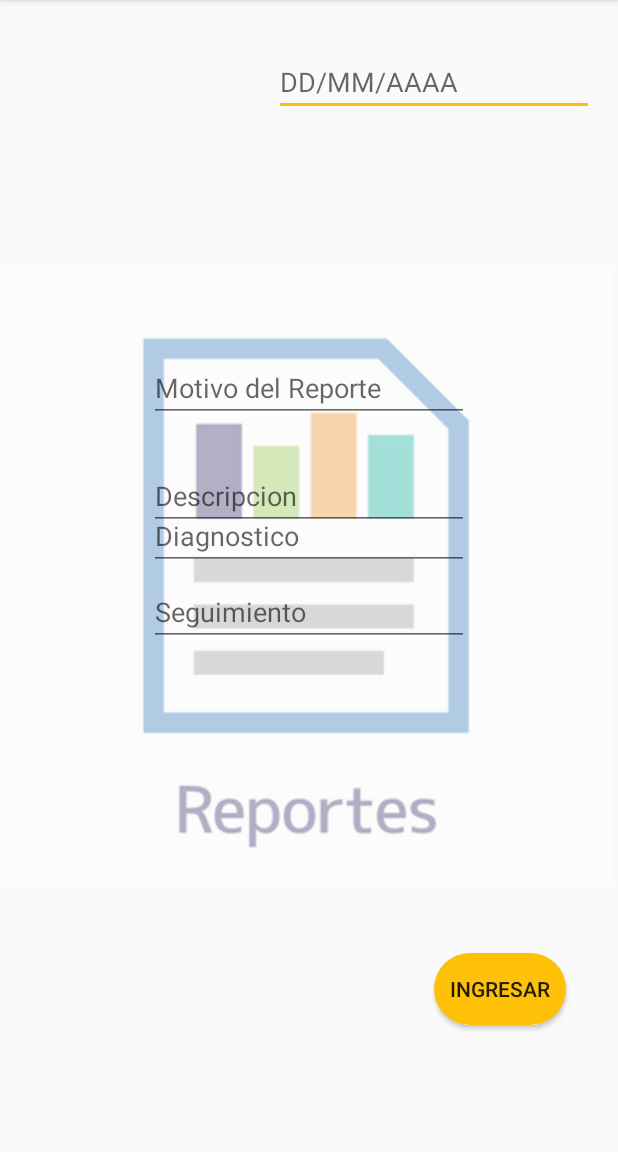
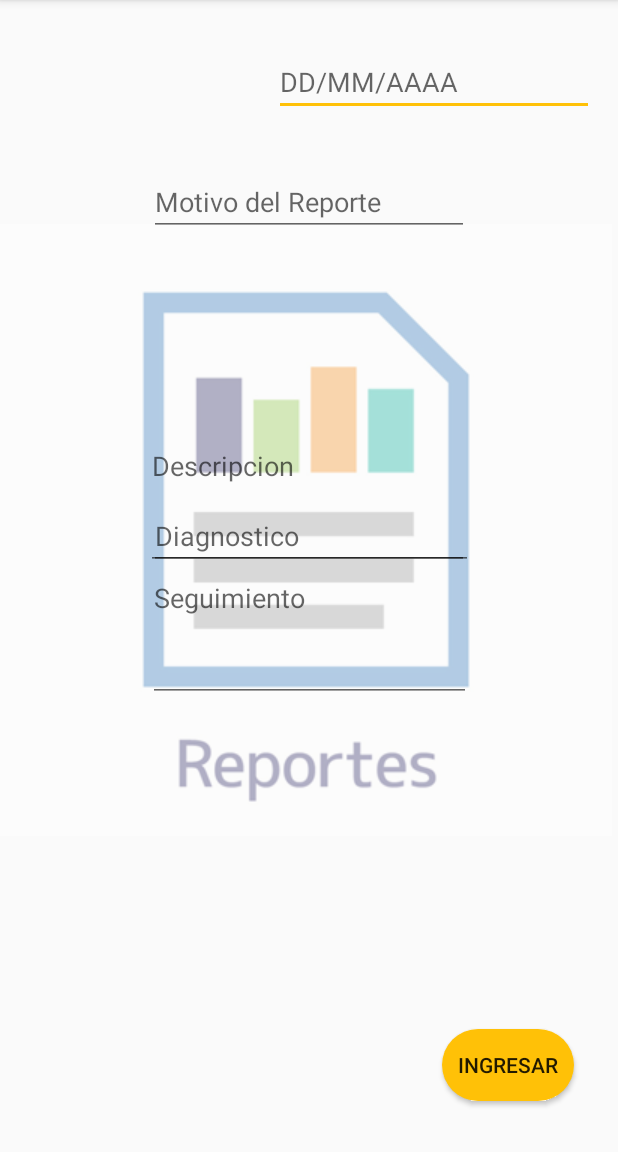
Before and after one commit to AetherStark/TrabajoSocialKotlin, an Android app: the Activity_Reportes screen opened directly, with no data from a screen before it, on a phone screen of 412 x 824 dp, the part 84-1236 px from its top. Run offline under Robolectric (Android 15) with nearby library versions, the phone set to English and light mode, and no system bars; our stand-ins replace Volley; network calls fail.

Commit message:
APP TOTALMENTE IMPLEMENTADAS

```diff
--- a/app/build.gradle
+++ b/app/build.gradle
@@ -8,7 +8,7 @@ android {
     compileSdkVersion 29
     buildToolsVersion "29.0.2"
     defaultConfig {
-        applicationId "com.example.myproyectofinal"
+        applicationId "com.example.MyProyectoFinal"
         minSdkVersion 21
         targetSdkVersion 29
         versionCode 1
--- a/app/src/main/java/com/example/myproyectofinal/Adress.kt
+++ b/app/src/main/java/com/example/myproyectofinal/Adress.kt
@@ -3,6 +3,6 @@ package com.example.myproyectofinal
 class Adress {
 
     companion object{
-        val IP = "http://192.168.1.76/"
+        val IP = "http://192.168.1.107/"
     }
 }
--- a/app/src/main/res/layout/activity__reportes.xml
+++ b/app/src/main/res/layout/activity__reportes.xml
@@ -15,10 +15,11 @@
         app:layout_constraintHorizontal_bias="0.0"
         app:layout_constraintStart_toStartOf="parent"
         app:layout_constraintTop_toTopOf="parent"
+        app:layout_constraintVertical_bias="0.415"
         app:srcCompat="@drawable/imaaa" />
 
     <EditText
-        android:id="@+id/editText"
+        android:id="@+id/etFecha"
         android:layout_width="wrap_content"
         android:layout_height="wrap_content"
         android:ems="10"
@@ -32,7 +33,21 @@
         app:layout_constraintVertical_bias="0.044" />
 
     <EditText
-        android:id="@+id/editText2"
+        android:id="@+id/etMotivo"
+        android:layout_width="wrap_content"
+        android:layout_height="wrap_content"
+        android:layout_marginTop="112dp"
+        android:ems="10"
+        android:hint="Motivo del Reporte"
+        android:inputType="textPersonName"
+        app:layout_constraintBottom_toTopOf="@+id/editText2"
+        app:layout_constraintEnd_toEndOf="parent"
+        app:layout_constraintStart_toStartOf="parent"
+        app:layout_constraintTop_toTopOf="parent"
+        app:layout_constraintVertical_bias="0.815" />
+
+    <EditText
+        android:id="@+id/etDiag"
         android:layout_width="wrap_content"
         android:layout_height="wrap_content"
         android:layout_marginBottom="388dp"
@@ -44,22 +59,9 @@
         app:layout_constraintStart_toStartOf="parent" />
 
     <EditText
-        android:id="@+id/editText4"
-        android:layout_width="wrap_content"
-        android:layout_height="wrap_content"
-        android:ems="10"
-        android:hint="Motivo del Reporte"
-        android:inputType="textPersonName"
-        app:layout_constraintBottom_toTopOf="@+id/editText2"
-        app:layout_constraintEnd_toEndOf="parent"
-        app:layout_constraintStart_toStartOf="parent"
-        app:layout_constraintTop_toTopOf="parent"
-        app:layout_constraintVertical_bias="0.815" />
-
-    <EditText
-        android:id="@+id/editText7"
-        android:layout_width="wrap_content"
-        android:layout_height="wrap_content"
+        android:id="@+id/etDescrip"
+        android:layout_width="218dp"
+        android:layout_height="92dp"
         android:ems="10"
         android:gravity="start|top"
         android:hint="Descripcion"
@@ -71,29 +73,30 @@
         app:layout_constraintVertical_bias="0.426" />
 
     <EditText
-        android:id="@+id/editText8"
-        android:layout_width="wrap_content"
-        android:layout_height="wrap_content"
-        android:layout_marginTop="32dp"
+        android:id="@+id/etSegui"
+        android:layout_width="215dp"
+        android:layout_height="92dp"
+        android:layout_marginTop="376dp"
         android:ems="10"
         android:gravity="start|top"
         android:hint="Seguimiento"
         android:inputType="textMultiLine"
         app:layout_constraintEnd_toEndOf="parent"
         app:layout_constraintStart_toStartOf="parent"
-        app:layout_constraintTop_toBottomOf="@+id/editText7" />
+        app:layout_constraintTop_toTopOf="parent" />
 
     <Button
         android:id="@+id/button4"
         android:layout_width="wrap_content"
         android:layout_height="wrap_content"
         android:background="@drawable/boton_redondo"
+        android:onClick="insertaReporte"
         android:text="Ingresar"
         app:layout_constraintBottom_toBottomOf="parent"
         app:layout_constraintEnd_toEndOf="parent"
-        app:layout_constraintHorizontal_bias="0.894"
+        app:layout_constraintHorizontal_bias="0.91"
         app:layout_constraintStart_toStartOf="parent"
         app:layout_constraintTop_toTopOf="parent"
-        app:layout_constraintVertical_bias="0.882" />
+        app:layout_constraintVertical_bias="0.953" />
 
 </androidx.constraintlayout.widget.ConstraintLayout>
```
Also changed, not shown: app/src/main/java/com/example/myproyectofinal/ActivityMuestraAlumno.kt (+13 -0 lines), app/src/main/java/com/example/myproyectofinal/Activity_Reportes.kt (+99 -0 lines).
